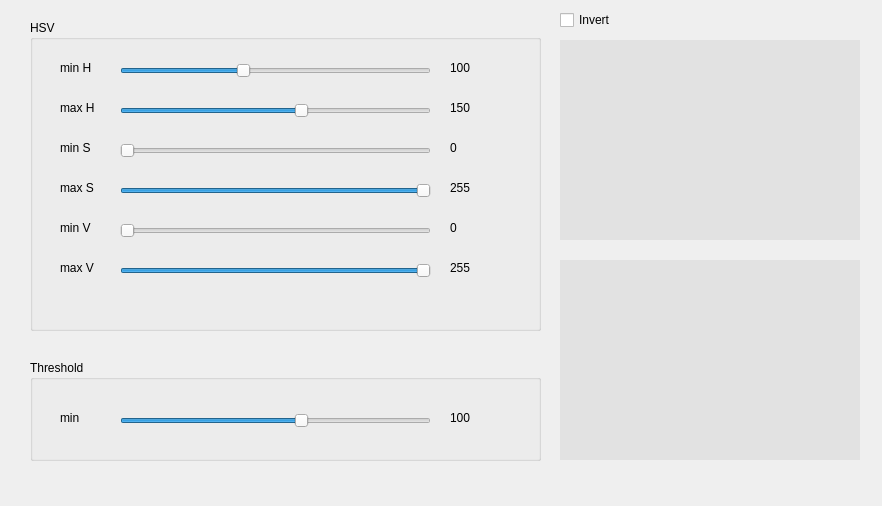
Old version of the form hsvwindow.ui in the repository trungdoanhong/DeltaXSoftware.
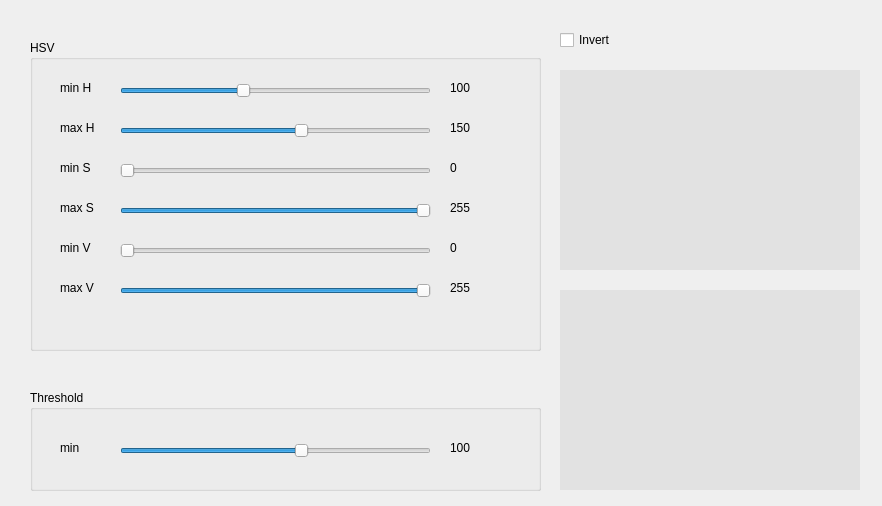
New version of the form.

```diff
--- a/hsvwindow.ui
+++ b/hsvwindow.ui
@@ -17,7 +17,7 @@
    <property name="geometry">
     <rect>
      <x>30</x>
-     <y>20</y>
+     <y>40</y>
      <width>511</width>
      <height>311</height>
     </rect>
@@ -300,7 +300,7 @@
    <property name="geometry">
     <rect>
      <x>30</x>
-     <y>360</y>
+     <y>390</y>
      <width>511</width>
      <height>101</height>
     </rect>
@@ -358,7 +358,7 @@
    <property name="geometry">
     <rect>
      <x>560</x>
-     <y>10</y>
+     <y>30</y>
      <width>81</width>
      <height>20</height>
     </rect>
@@ -371,7 +371,7 @@
    <property name="geometry">
     <rect>
      <x>560</x>
-     <y>260</y>
+     <y>290</y>
      <width>300</width>
      <height>200</height>
     </rect>
@@ -387,7 +387,7 @@
    <property name="geometry">
     <rect>
      <x>560</x>
-     <y>40</y>
+     <y>70</y>
      <width>300</width>
      <height>200</height>
     </rect>
```
